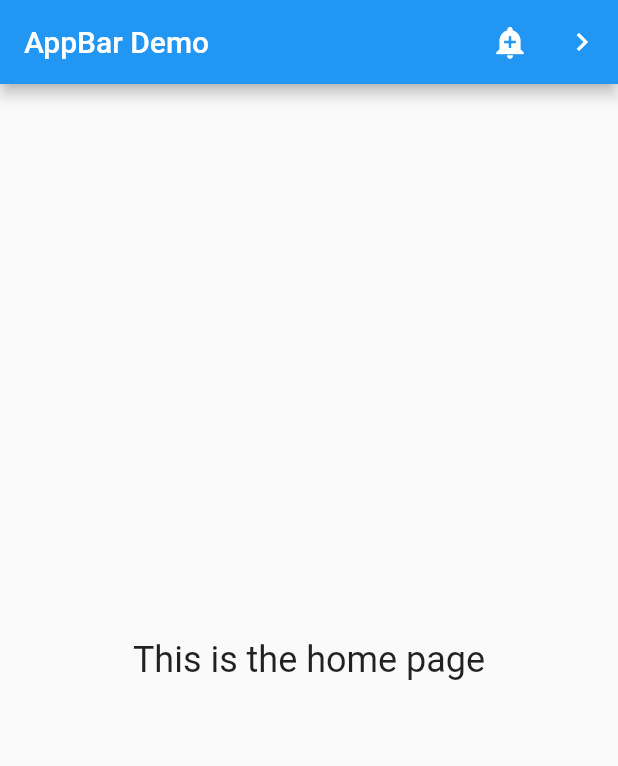
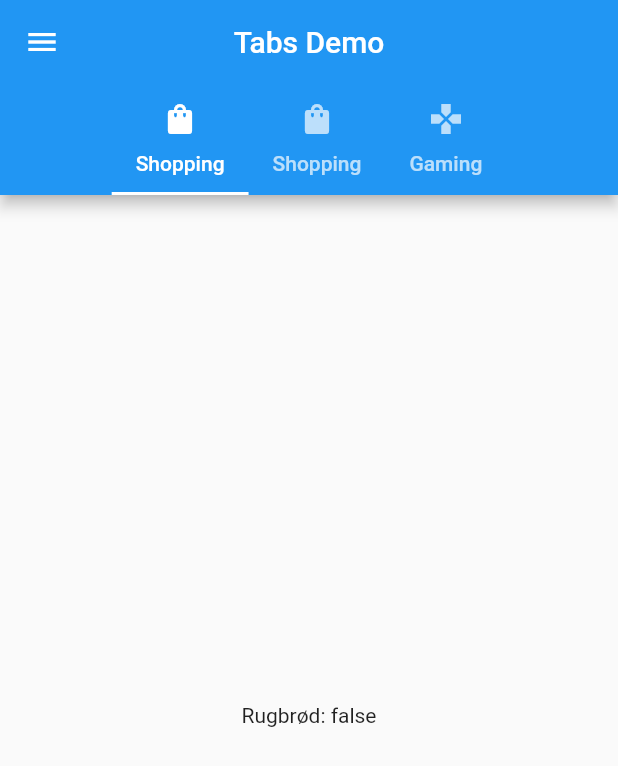
Before and after one commit to KingoBoiii/todo-app, a Flutter app: the screen it shows after launch, on a phone screen of 412 x 824 dp. Shown: the top 766 px of the screen. Run offline on Flutter 3.47's test engine with Material 2 defaults, Android fonts, the phone set to English and light mode, and no system bars; our stand-ins replace tuple.

Commit message:
Updated ToDo widget

```diff
--- a/lib/main.dart
+++ b/lib/main.dart
@@ -1,4 +1,38 @@
 import 'package:flutter/material.dart';
+import 'package:tuple/tuple.dart';
+
+class ToDo {
+  String todo;
+  bool completed = false;
+
+  ToDo(this.todo);
+}
+
+class ToDoList {
+  String name;
+  IconData icon;
+  List<ToDo> todos;
+
+  ToDoList(this.name, this.icon, this.todos);
+}
+
+final List<ToDoList> todoLists = <ToDoList>[
+  ToDoList(
+    'Shopping',
+    Icons.shopping_bag,
+    <ToDo>[
+      ToDo('Rugbrød'),
+      ToDo('Småkage')
+    ]
+  ),
+  ToDoList(
+    'Gaming',
+    Icons.gamepad,
+    <ToDo>[
+      ToDo('Arma 3')
+    ]
+  )
+];
 
 void main() {
   runApp(const MainApp());
@@ -10,65 +44,48 @@ class MainApp extends StatelessWidget {
   @override
   Widget build(BuildContext context) {
     return const MaterialApp(
-      home: AppbarExample()
+      home: TodoTabLayout()
     );
   }
 }
 
-class AppbarExample extends StatelessWidget {
-  const AppbarExample({super.key});
+class TodoTabLayout extends StatelessWidget {
+  const TodoTabLayout({super.key});
 
   @override
   Widget build(BuildContext context) {
-    return Scaffold(
-      appBar: AppBar(
-        title: const Text('AppBar Demo'),
-        actions: <Widget>[
-          IconButton(
-            icon: const Icon(Icons.add_alert),
-            tooltip: 'Show Snackbar',
-            onPressed: () {
-              ScaffoldMessenger.of(context).showSnackBar(
-                  const SnackBar(content: Text('This is a snackbar')));
-            },
+    final List<Tuple2<Tab, Widget>> tabs = todoLists
+      .expand((element) => element.todos.map((e) => Tuple2(
+          Tab(
+            icon: Icon(element.icon),
+            child: Text(element.name)
           ),
-          IconButton(
-            icon: const Icon(Icons.navigate_next),
-            tooltip: 'Go to the next page',
-            onPressed: () {
-              Navigator.push(context, MaterialPageRoute<void>(
-                builder: (BuildContext context) => const NextPageExample()
-              ));
-            },
+          Center(
+            child: Text("${e.todo}: ${e.completed}")
+          )
+        )))
+      .toList();
+
+    return DefaultTabController(
+      length: tabs.length,
+      child: Scaffold(
+        appBar: AppBar(
+          centerTitle: true,
+          title: const Text('Tabs Demo'),
+          bottom: TabBar(
+            isScrollable: true,
+            tabs: tabs.map((e) => e.item1).toList()
           ),
-        ],
-      ),
-      body: const Center(
-        child: Text(
-          'This is the home page',
-          style: TextStyle(fontSize: 24),
+        ),
+        drawer: const Drawer(
+          child: SafeArea(
+            child: Text('Hello World!')
+          ),
+        ),
+        body: TabBarView(
+          children: tabs.map((e) => e.item2).toList(),
         ),
       ),
     );
   }
 }
-
-class NextPageExample extends StatelessWidget {
-  const NextPageExample({super.key});
-
-  @override
-  Widget build(BuildContext context) {
-    return Scaffold(
-      appBar: AppBar(
-        title: const Text('Next page'),
-      ),
-      body: const Center(
-        child: Text(
-          'This is the next page',
-          style: TextStyle(fontSize: 24),
-        ),
-      ),
-    );
-  }
-
-}
--- a/pubspec.yaml
+++ b/pubspec.yaml
@@ -10,6 +10,8 @@ dependencies:
   flutter:
     sdk: flutter
 
+  tuple: ^2.0.0
+
 dev_dependencies:
   flutter_test:
     sdk: flutter
```
Also changed, not shown: pubspec.lock.
